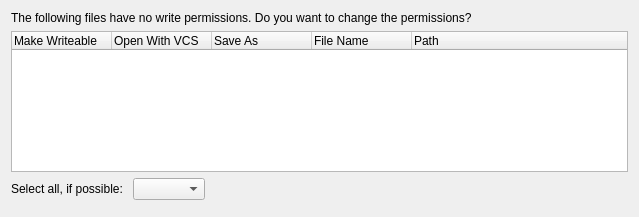
This is src/plugins/coreplugin/dialogs/readonlyfilesdialog.ui in qt-creator/qt-creator as Qt 5 draws it before an edit. The edited form follows.
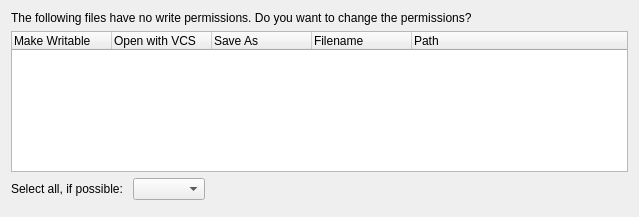
This is the edited form.

Commit message:
UI text: fix VCS related strings
Fix capitalization and punctuation and a typo.

```diff
--- a/src/plugins/coreplugin/dialogs/readonlyfilesdialog.ui
+++ b/src/plugins/coreplugin/dialogs/readonlyfilesdialog.ui
@@ -43,12 +43,12 @@
      </property>
      <column>
       <property name="text">
-       <string>Make Writeable</string>
+       <string>Make Writable</string>
       </property>
      </column>
      <column>
       <property name="text">
-       <string>Open With VCS</string>
+       <string>Open with VCS</string>
       </property>
      </column>
      <column>
@@ -58,7 +58,7 @@
      </column>
      <column>
       <property name="text">
-       <string notr="true">File Name</string>
+       <string notr="true">Filename</string>
       </property>
      </column>
      <column>
```
The commit also changes 7 other files.
